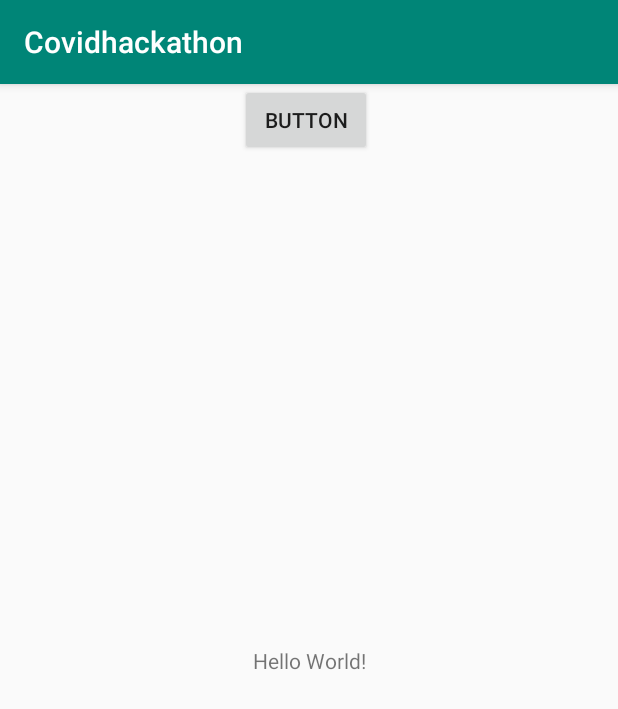
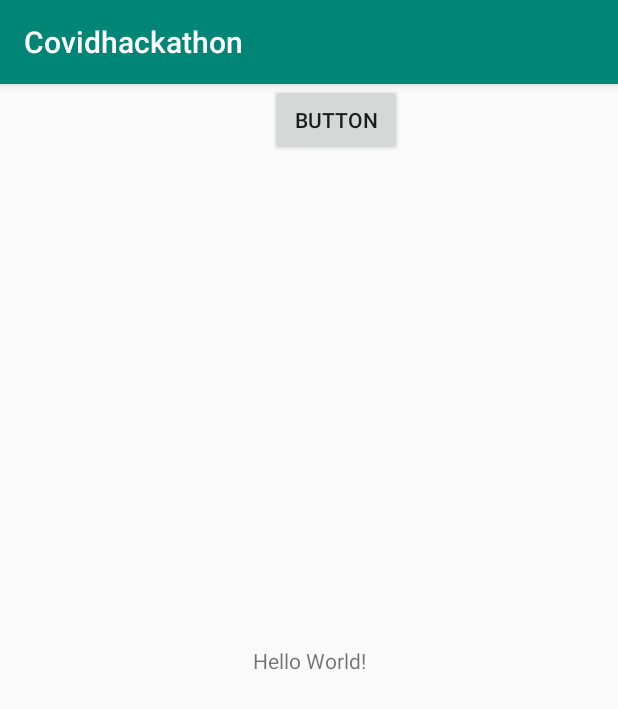
Before and after one commit to pritikmshaw/Covidhackathon, an Android app: the screen it shows after launch (MainActivity), on a phone screen of 412 x 824 dp. Shown: the top 709 px of the screen. Run offline under Robolectric (Android 15) with nearby library versions, the phone set to English and light mode, and no system bars.

Commit message:
2nd commit

```diff
--- a/app/src/main/res/layout/activity_main.xml
+++ b/app/src/main/res/layout/activity_main.xml
@@ -19,10 +19,10 @@
         android:id="@+id/button"
         android:layout_width="wrap_content"
         android:layout_height="wrap_content"
-        android:layout_marginEnd="164dp"
-        android:layout_marginRight="164dp"
+        android:layout_marginEnd="144dp"
+        android:layout_marginRight="144dp"
         android:text="Button"
         app:layout_constraintEnd_toEndOf="parent"
-        tools:layout_editor_absoluteY="395dp" />
+        tools:layout_editor_absoluteY="583dp" />
 
 </androidx.constraintlayout.widget.ConstraintLayout>
```
